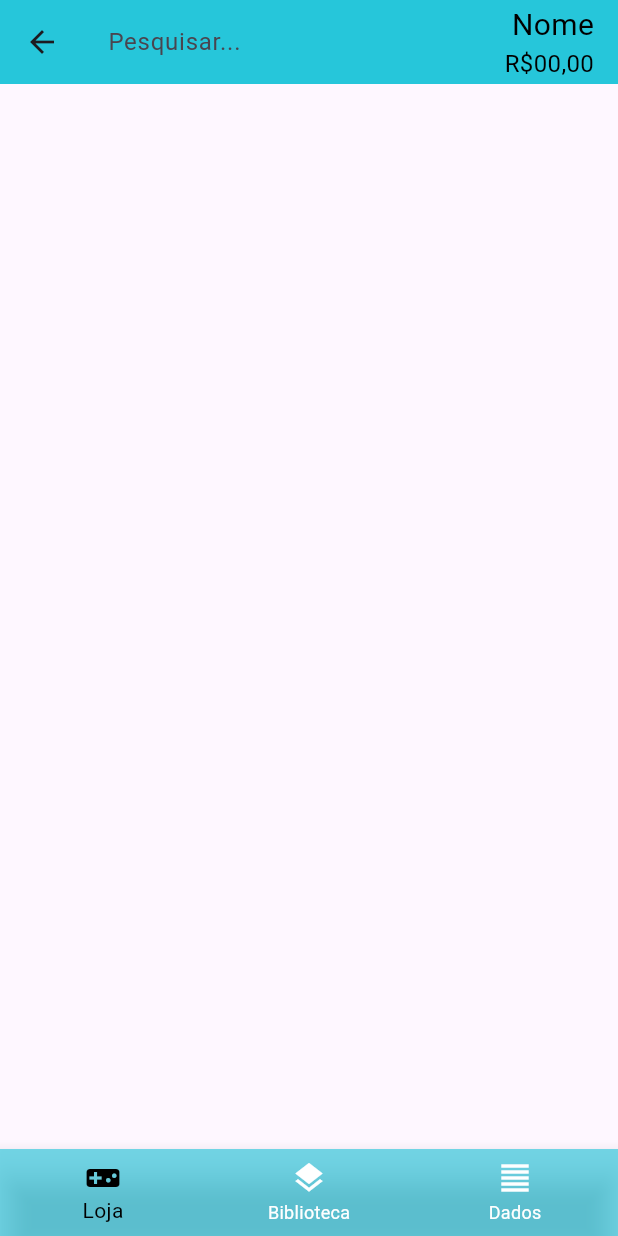
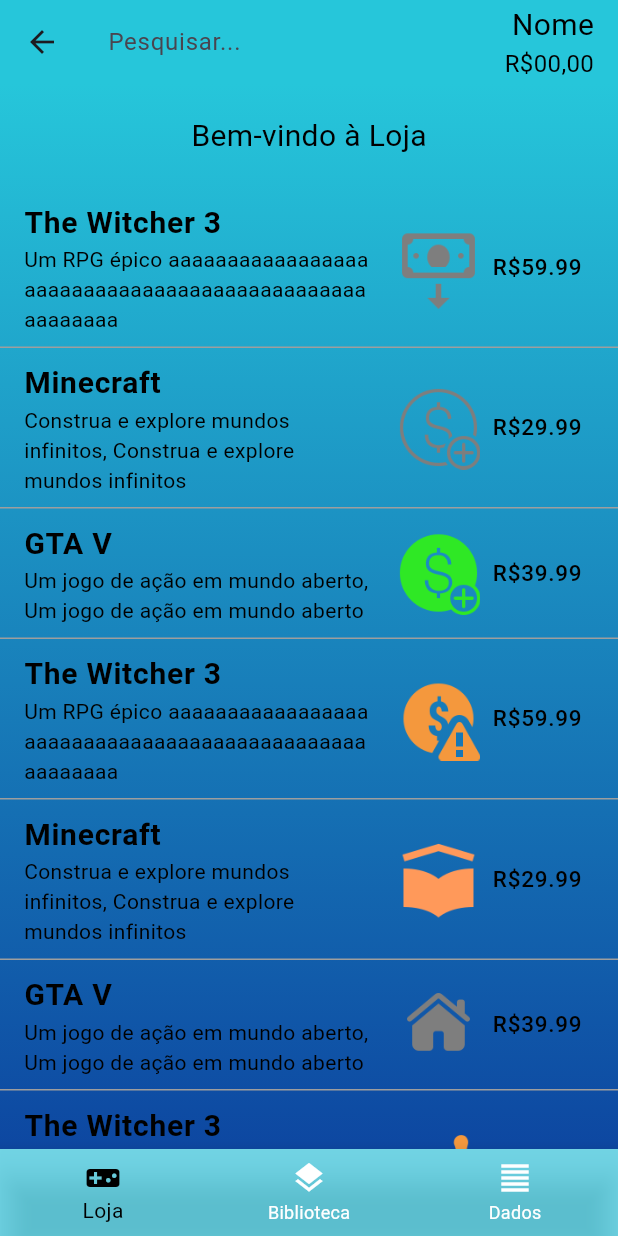
Before and after one commit to caiolara090/GameStore, a Flutter app: the PaginaLoja screen opened directly, on a phone screen of 412 x 824 dp. Run offline on Flutter 3.47's test engine with Material 3 defaults, Android fonts, the phone set to English and light mode, and no system bars.

Commit message:
Adicionando Body da página da loja e lista de jogos de teste

```diff
--- a/gamestore/lib/PaginaLoja.dart
+++ b/gamestore/lib/PaginaLoja.dart
@@ -1,4 +1,5 @@
 import 'package:flutter/material.dart';
+
 
 class Jogo {
   String nome;
@@ -19,9 +20,53 @@ class PaginaLoja extends StatefulWidget {
 }
 
 class _PaginaLojaState extends State<PaginaLoja> {
-  int _currentIndex = 0;
+  // Lista de Jogos
   List<Jogo> jogos = [
-
+    Jogo(
+        nome: "The Witcher 3",
+        descricao:
+            "Um RPG épico aaaaaaaaaaaaaaaaaaaaaaaaaaaaaaaaaaaaaaaaaaaaaaaaaaaaaa",
+        preco: 59.99),
+    Jogo(
+        nome: "Minecraft",
+        descricao:
+            "Construa e explore mundos infinitos, Construa e explore mundos infinitos",
+        preco: 29.99),
+    Jogo(
+        nome: "GTA V",
+        descricao:
+            "Um jogo de ação em mundo aberto, Um jogo de ação em mundo aberto",
+        preco: 39.99),
+    Jogo(
+        nome: "The Witcher 3",
+        descricao:
+            "Um RPG épico aaaaaaaaaaaaaaaaaaaaaaaaaaaaaaaaaaaaaaaaaaaaaaaaaaaaaa",
+        preco: 59.99),
+    Jogo(
+        nome: "Minecraft",
+        descricao:
+            "Construa e explore mundos infinitos, Construa e explore mundos infinitos",
+        preco: 29.99),
+    Jogo(
+        nome: "GTA V",
+        descricao:
+            "Um jogo de ação em mundo aberto, Um jogo de ação em mundo aberto",
+        preco: 39.99),
+    Jogo(
+        nome: "The Witcher 3",
+        descricao:
+            "Um RPG épico aaaaaaaaaaaaaaaaaaaaaaaaaaaaaaaaaaaaaaaaaaaaaaaaaaaaaa",
+        preco: 59.99),
+    Jogo(
+        nome: "Minecraft",
+        descricao:
+            "Construa e explore mundos infinitos, Construa e explore mundos infinitos",
+        preco: 29.99),
+    Jogo(
+        nome: "GTA V",
+        descricao:
+            "Um jogo de ação em mundo aberto, Um jogo de ação em mundo aberto",
+        preco: 39.99),
   ];
 
   @override
@@ -36,6 +81,8 @@ class _PaginaLojaState extends State<PaginaLoja> {
           ),
         ),
         actions: [
+
+
           Column(
             mainAxisAlignment: MainAxisAlignment.center,
             crossAxisAlignment: CrossAxisAlignment.end,
@@ -53,10 +100,83 @@ class _PaginaLojaState extends State<PaginaLoja> {
           SizedBox(width: 16),
         ],
       ),
+      body: Container(
+        decoration: BoxDecoration(
+          gradient: LinearGradient(
+            begin: Alignment.topCenter,
+            end: Alignment.bottomCenter,
+            colors: [Colors.cyan.shade400, Colors.blue.shade900],
+          ),
+        ),
+        child: SingleChildScrollView(
+          padding: EdgeInsets.zero,
+          child: Column(
+            crossAxisAlignment: CrossAxisAlignment.stretch,
+            children: [
+              SizedBox(height: 20),
+              Center(
+                child: Text(
+                  'Bem-vindo à Loja',
+                  style: TextStyle(
+                      color: const Color.fromARGB(255, 0, 0, 0), fontSize: 20),
+                ),
+              ),
+              SizedBox(height: 20),
+              ListView.builder(
+                shrinkWrap: true,
+                physics: NeverScrollableScrollPhysics(),
+                itemCount: jogos.length,
+                itemBuilder: (BuildContext context, int index) {
+                  return InkWell(
+                    onTap: () {
+                      // Navegar para a página JogoPagina com o jogo correspondente
+                      Navigator.push(
+                        context,
+                        MaterialPageRoute(
+                            builder: (context) =>
+                                JogoPagina(jogo: jogos[index])),
+                      );
+                    },
+                    child: Column(
+                      children: [
+                        ListTile(
+                          title: Text(jogos[index].nome,
+                              style: TextStyle(
+                                  fontSize: 20,
+                                  fontWeight: FontWeight.bold,
+                                  color: Colors.black)),
+                          subtitle: Text(jogos[index].descricao,
+                              style: TextStyle(color: Colors.black)),
+                          trailing: Row(
+                            mainAxisSize: MainAxisSize.min,
+                            children: [
+                              Image.asset('assets/image_$index.png',
+                                  height:
+                                      200), // Adicionar a imagem acima do preço
+                              SizedBox(width: 8),
+                              Text(
+                                  'R\$${jogos[index].preco.toStringAsFixed(2)}',
+                                  style: TextStyle(
+                                      fontSize: 15, color: Colors.black)),
+                            ],
+                          ),
+                        ),
+                        Divider(
+                            height: 1,
+                            color: Colors
+                                .grey),
+                      ],
+                    ),
+                  );
+                },
+              ),
+            ],
+          ),
+        ),
+      ),
       bottomNavigationBar: BottomNavigationBar(
         backgroundColor: Color.fromARGB(162, 38, 197, 218),
         selectedItemColor: Color.fromARGB(255, 0, 0, 0),
-        currentIndex: _currentIndex,
         unselectedItemColor:
             Colors.white,
         items: [
@@ -76,16 +196,13 @@ class _PaginaLojaState extends State<PaginaLoja> {
         onTap: (index) {
           switch (index) {
             case 0:
-              //Navegue para alguma página
-              //Navigator.pushReplacementNamed(context, '/pagina1');
+              //Navigator.pushReplacementNamed(context, '/home');
               break;
             case 1:
-              //Navegue para alguma página
-              //Navigator.pushReplacementNamed(context, '/pagina2');
+              //Navigator.pushReplacementNamed(context, '/third');
               break;
             case 2:
-              //Navegue para alguma página
-              //Navigator.pushNamed(context, '/pagina3');
+              //Navigator.pushNamed(context, '/login');
               break;
           }
         },
```
